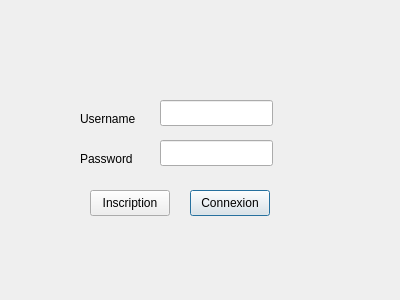
First picture: the form in src/views/Login.ui, repository LinkIsACake/PTUT-CoffreFortElectronique, before the edit.
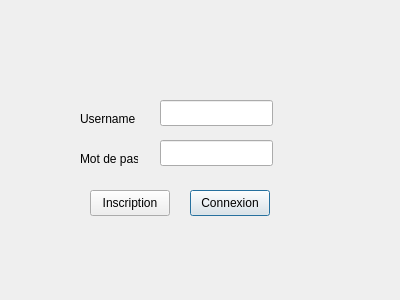
Second picture: the form after the edit.

```diff
--- a/src/views/Login.ui
+++ b/src/views/Login.ui
@@ -85,7 +85,7 @@
     </rect>
    </property>
    <property name="text">
-    <string>Password</string>
+    <string>Mot de passe</string>
    </property>
   </widget>
  </widget>
```
